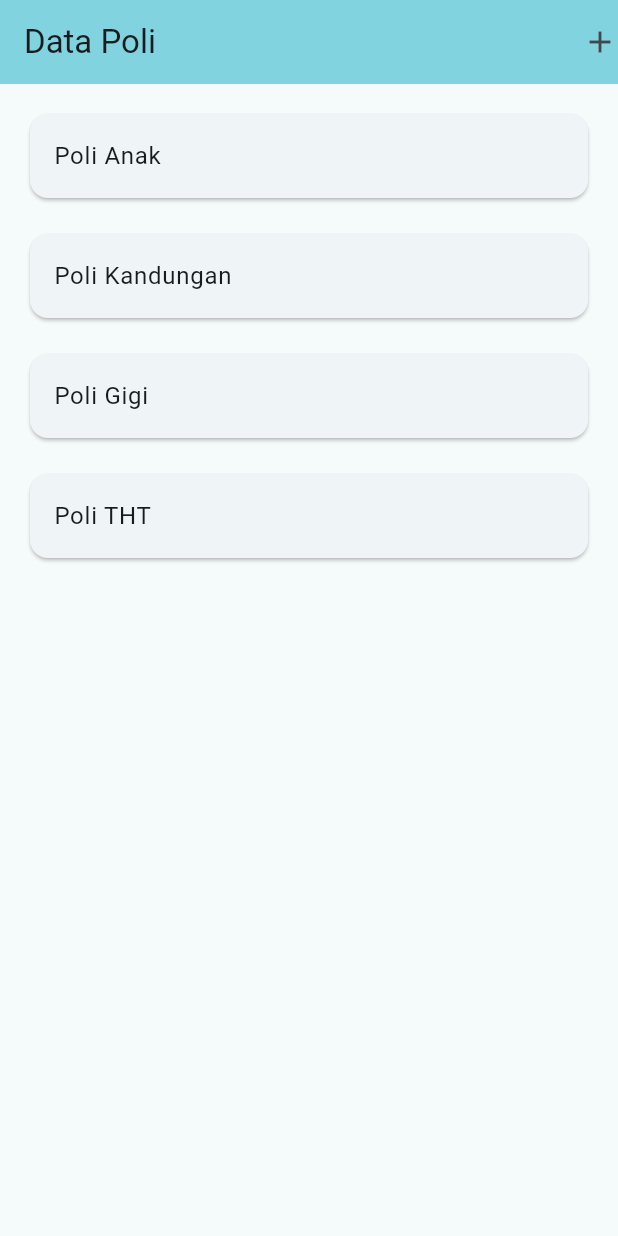
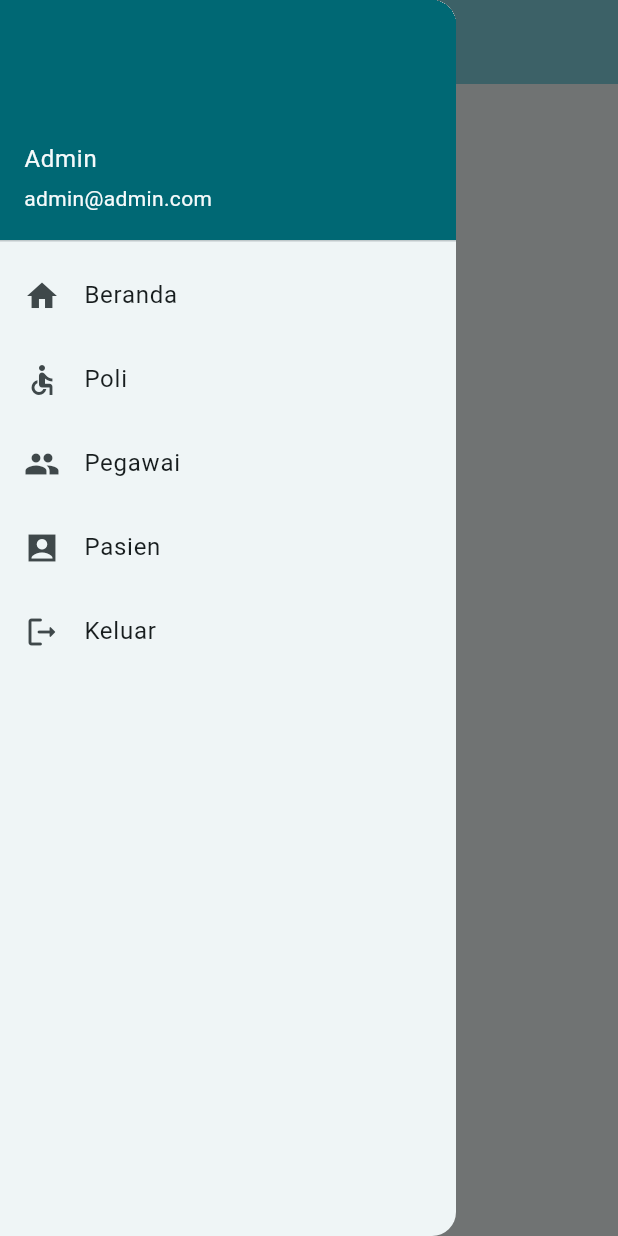
Before and after one commit to kanzankazu/Kanzan_Flutter_Learn, a Flutter app: the screen it shows after launch, with the side drawer open (before the commit the screen has no drawer), on a phone screen of 412 x 824 dp. Run offline on Flutter 3.47's test engine with Material 3 defaults, Android fonts, the phone set to English and light mode, and no system bars.

Commit message:
add sidebar.dart

```diff
--- a/lib/main.dart
+++ b/lib/main.dart
@@ -1,4 +1,4 @@
-import 'package:belajar_1/ui/poli/poli_page.dart';
+import 'package:belajar_1/ui/beranda.dart';
 import 'package:flutter/material.dart';
 
 void main() {
@@ -17,7 +17,7 @@ class MyApp extends StatelessWidget {
         colorScheme: ColorScheme.fromSeed(seedColor: Colors.white),
         useMaterial3: true,
       ),
-      home: const PoliPage(),
+      home: const Beranda(),
     );
   }
 }
--- a/lib/ui/beranda.dart
+++ b/lib/ui/beranda.dart
@@ -1,5 +1,4 @@
-// ignore_for_file: prefer_const_constructors
-
+import 'package:belajar_1/ui/sidebar.dart';
 import 'package:belajar_1/widget/custom_app_bar.dart';
 import 'package:flutter/material.dart';
 
@@ -8,7 +7,8 @@ class Beranda extends StatelessWidget {
 
   @override
   Widget build(BuildContext context) {
-    return Scaffold(
+    return const Scaffold(
+      drawer: Sidebar(),
       appBar: CustomAppBar(title: "Beranda"),
       body: Center(
         child: Text("Selamat Datang"),
--- a/lib/ui/poli/poli_page.dart
+++ b/lib/ui/poli/poli_page.dart
@@ -1,6 +1,7 @@
 import 'package:belajar_1/model/poli.dart';
 import 'package:belajar_1/ui/poli/poli_form_add_edit.dart';
 import 'package:belajar_1/ui/poli/poli_item.dart';
+import 'package:belajar_1/ui/sidebar.dart';
 import 'package:belajar_1/widget/custom_app_bar.dart';
 import 'package:flutter/material.dart';
 
@@ -15,6 +16,7 @@ class PoliPageState extends State<PoliPage> {
   @override
   Widget build(BuildContext context) {
     return Scaffold(
+      drawer: const Sidebar(),
       appBar: CustomAppBar(
         title: "Data Poli",
         actions: [
--- a/lib/ui/sidebar.dart
+++ b/lib/ui/sidebar.dart
@@ -0,0 +1,51 @@
+import 'package:belajar_1/ui/beranda.dart';
+import 'package:belajar_1/ui/login.dart';
+import 'package:belajar_1/ui/poli/poli_page.dart';
+import 'package:flutter/material.dart';
+
+class Sidebar extends StatelessWidget {
+  const Sidebar({super.key});
+
+  @override
+  Widget build(BuildContext context) {
+    return Drawer(
+      child: ListView(
+        padding: EdgeInsets.zero,
+        children: [
+          UserAccountsDrawerHeader(accountName: Text("Admin"), accountEmail: Text("admin@admin.com")),
+          ListTile(
+            leading: Icon(Icons.home),
+            title: Text("Beranda"),
+            onTap: () {
+              Navigator.push(context, MaterialPageRoute(builder: (context) => Beranda()));
+            },
+          ),
+          ListTile(
+            leading: Icon(Icons.accessible),
+            title: Text("Poli"),
+            onTap: () {
+              Navigator.push(context, MaterialPageRoute(builder: (context) => PoliPage()));
+            },
+          ),
+          ListTile(
+            leading: Icon(Icons.people),
+            title: Text("Pegawai"),
+            onTap: () {},
+          ),
+          ListTile(
+            leading: Icon(Icons.account_box_sharp),
+            title: Text("Pasien"),
+            onTap: () {},
+          ),
+          ListTile(
+            leading: Icon(Icons.logout_rounded),
+            title: Text("Keluar"),
+            onTap: () {
+              Navigator.pushAndRemoveUntil(context, MaterialPageRoute(builder: (context) => Login()), (Route<dynamic> route) => false);
+            },
+          )
+        ],
+      ),
+    );
+  }
+}
```
